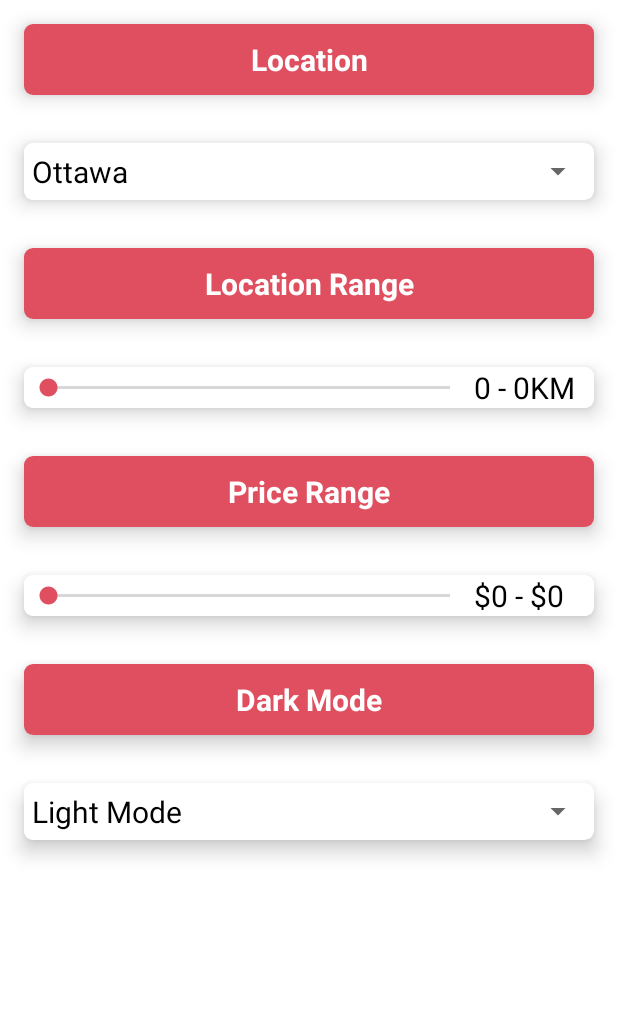
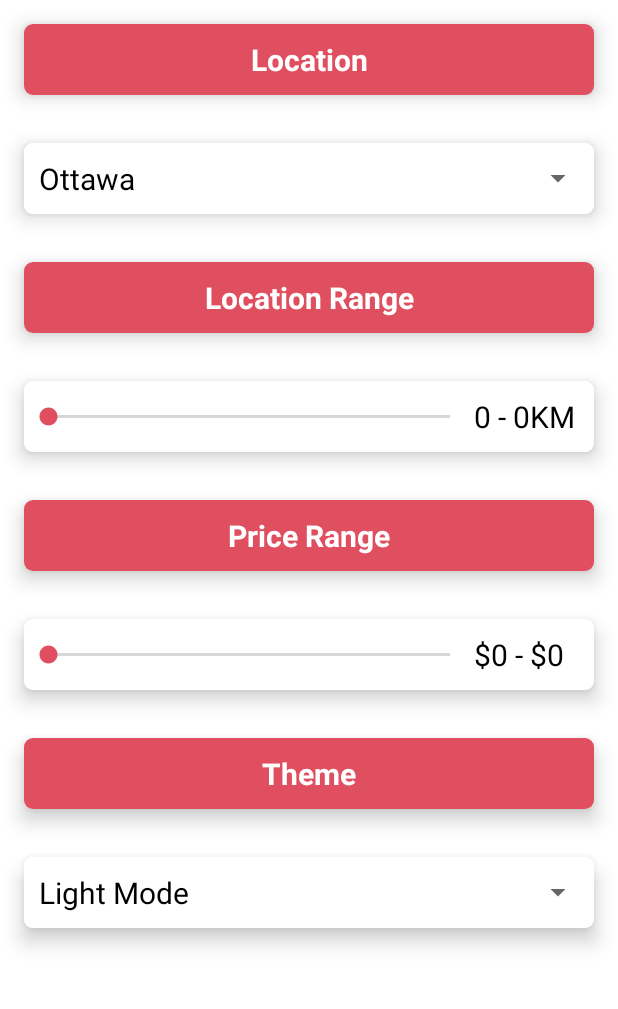
Before and after one commit to JakeJazokas/Sturents, an Android app: the MySettingsActivity screen opened directly, with no data from a screen before it, on a phone screen of 412 x 824 dp, the part 84-1093 px from its top. Run offline under Robolectric (Android 15) with nearby library versions, the phone set to English and light mode, and no system bars.

Commit message:
Fixed dark mode styling for spinners
Signed-off-by: Jake <jakejazokas@outlook.com>

```diff
--- a/Sturents/app/src/main/java/com/rentalcentral/sturents/activities/MainActivity.java
+++ b/Sturents/app/src/main/java/com/rentalcentral/sturents/activities/MainActivity.java
@@ -86,7 +86,7 @@ public class MainActivity extends AppCompatActivity {
 
         List<Listing> listingList = null;
         try {
-            listingList = JsonUtils.loadProfiles(this.getApplicationContext(), "http://ec2-18-212-6-101.compute-1.amazonaws.com:3000/ottawa");
+            listingList = JsonUtils.loadProfiles(this.getApplicationContext(), "http://ec2-3-88-194-44.compute-1.amazonaws.com:3000/ottawa");
         } catch (ExecutionException e) {
             e.printStackTrace();
         } catch (InterruptedException e) {
--- a/Sturents/app/src/main/res/layout/location_spinner_item.xml
+++ b/Sturents/app/src/main/res/layout/location_spinner_item.xml
@@ -8,5 +8,5 @@
     android:gravity="left"
     android:textColor="@color/text_color"
     android:background="@color/colorBackground"
-    android:padding="5dip"
+    android:padding="10dip"
     />
--- a/Sturents/app/src/main/res/layout/sturents_settings_layout.xml
+++ b/Sturents/app/src/main/res/layout/sturents_settings_layout.xml
@@ -41,10 +41,17 @@
             android:layout_width="match_parent"
             android:layout_height="wrap_content">
 
+            <RelativeLayout
+                android:layout_width="wrap_content"
+                android:layout_height="match_parent"
+                android:background="@color/colorBackground">
+
                 <Spinner
                     android:id="@+id/citySpinner"
                     android:layout_width="match_parent"
                     android:layout_height="wrap_content"/>
+
+            </RelativeLayout>
 
         </androidx.cardview.widget.CardView>
 
@@ -82,7 +89,9 @@
                 android:layout_width="match_parent"
                 android:layout_height="match_parent"
                 android:orientation="horizontal"
-                android:background="@color/colorBackground">
+                android:background="@color/colorBackground"
+                android:paddingTop="10dip"
+                android:paddingBottom="10dip">
 
                 <SeekBar
                     android:id="@+id/seekBarLocationRange"
@@ -139,7 +148,9 @@
                 android:layout_width="match_parent"
                 android:layout_height="match_parent"
                 android:orientation="horizontal"
-                android:background="@color/colorBackground">
+                android:background="@color/colorBackground"
+                android:paddingTop="10dip"
+                android:paddingBottom="10dip">
 
                 <SeekBar
                     android:id="@+id/seekBarPriceRange"
@@ -181,7 +192,7 @@
                 android:paddingRight="20dp"
                 android:paddingTop="10dp"
                 android:paddingBottom="10dp"
-                android:text="Dark Mode"/>
+                android:text="Theme"/>
 
         </androidx.cardview.widget.CardView>
 
@@ -192,11 +203,17 @@
             android:layout_width="match_parent"
             android:layout_height="wrap_content">
 
+            <RelativeLayout
+                android:layout_width="wrap_content"
+                android:layout_height="match_parent"
+                android:background="@color/colorBackground">
+
                 <Spinner
                     android:id="@+id/modeSpinner"
                     android:layout_width="match_parent"
-                android:layout_height="wrap_content"/>
+                    android:layout_height="wrap_content" />
 
+            </RelativeLayout>
 
         </androidx.cardview.widget.CardView>
 
```
Also changed, not shown: 18 other files. Lines whose indentation alone changed are shown as unchanged.
